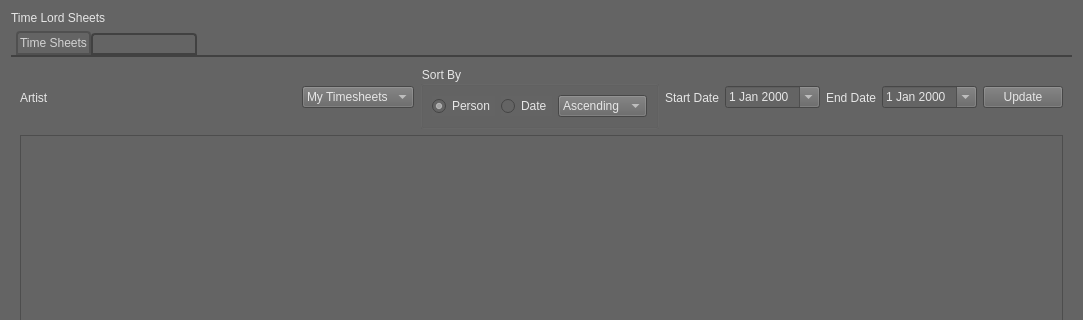
SleepDeprivedVFX/t_sheets_listener, file Python/Utilities/time_lord/ui/time_lord_sheets.ui: the form before one commit; both pictures show x 0 to 1083 and y 0 to 320 of the 1083 by 651 pixel window.
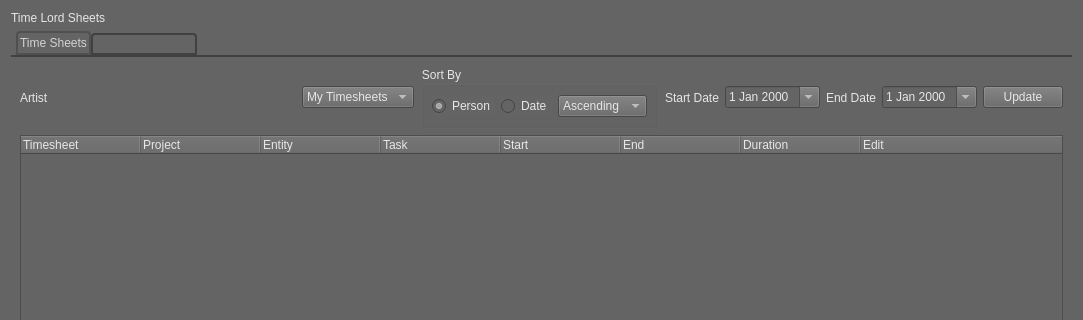
The form after the commit.

Patch:
```diff
--- a/Python/Utilities/time_lord/ui/time_lord_sheets.ui
+++ b/Python/Utilities/time_lord/ui/time_lord_sheets.ui
@@ -213,7 +213,7 @@
           <number>8</number>
          </property>
          <attribute name="headerVisible">
-          <bool>false</bool>
+          <bool>true</bool>
          </attribute>
          <attribute name="headerCascadingSectionResizes">
           <bool>true</bool>
@@ -226,42 +226,42 @@
          </attribute>
          <column>
           <property name="text">
-           <string>None</string>
+           <string>Timesheet</string>
           </property>
          </column>
          <column>
           <property name="text">
-           <string notr="true">2</string>
+           <string notr="true">Project</string>
           </property>
          </column>
          <column>
           <property name="text">
-           <string notr="true">3</string>
+           <string notr="true">Entity</string>
           </property>
          </column>
          <column>
           <property name="text">
-           <string notr="true">4</string>
+           <string notr="true">Task</string>
           </property>
          </column>
          <column>
           <property name="text">
-           <string notr="true">5</string>
+           <string notr="true">Start</string>
           </property>
          </column>
          <column>
           <property name="text">
-           <string notr="true">6</string>
+           <string notr="true">End</string>
           </property>
          </column>
          <column>
           <property name="text">
-           <string notr="true">7</string>
+           <string notr="true">Duration</string>
           </property>
          </column>
          <column>
           <property name="text">
-           <string notr="true">8</string>
+           <string notr="true">Edit</string>
           </property>
          </column>
         </widget>
```
Left out of the diff: 3 changed lines with no effect on the pictures.
